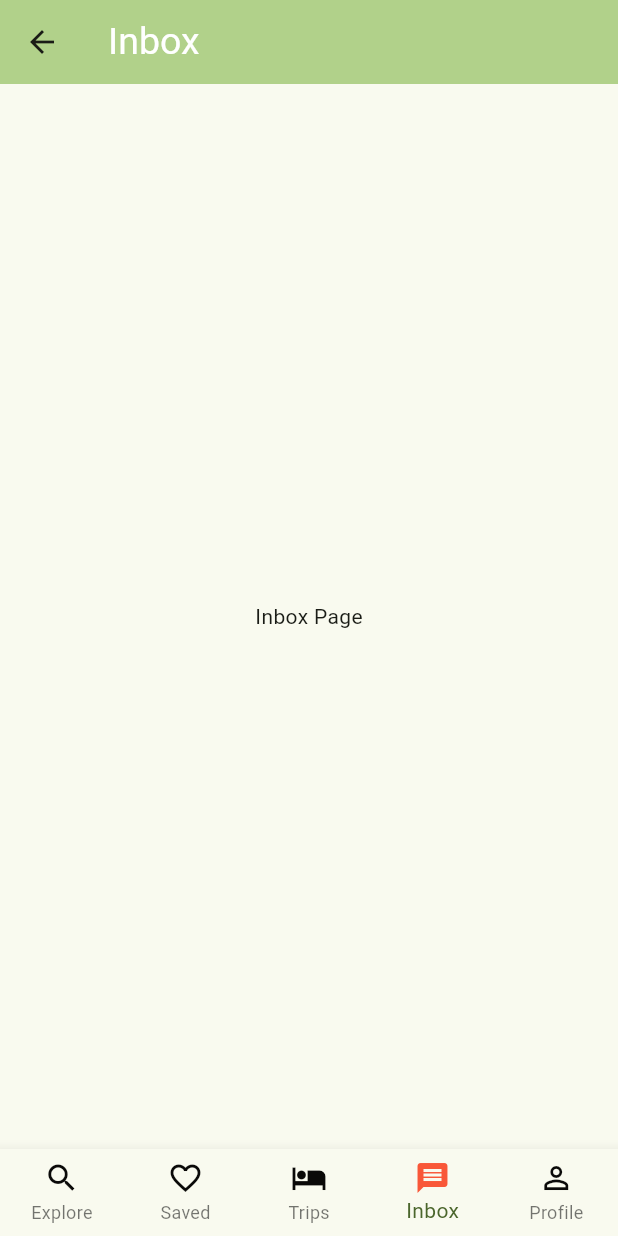
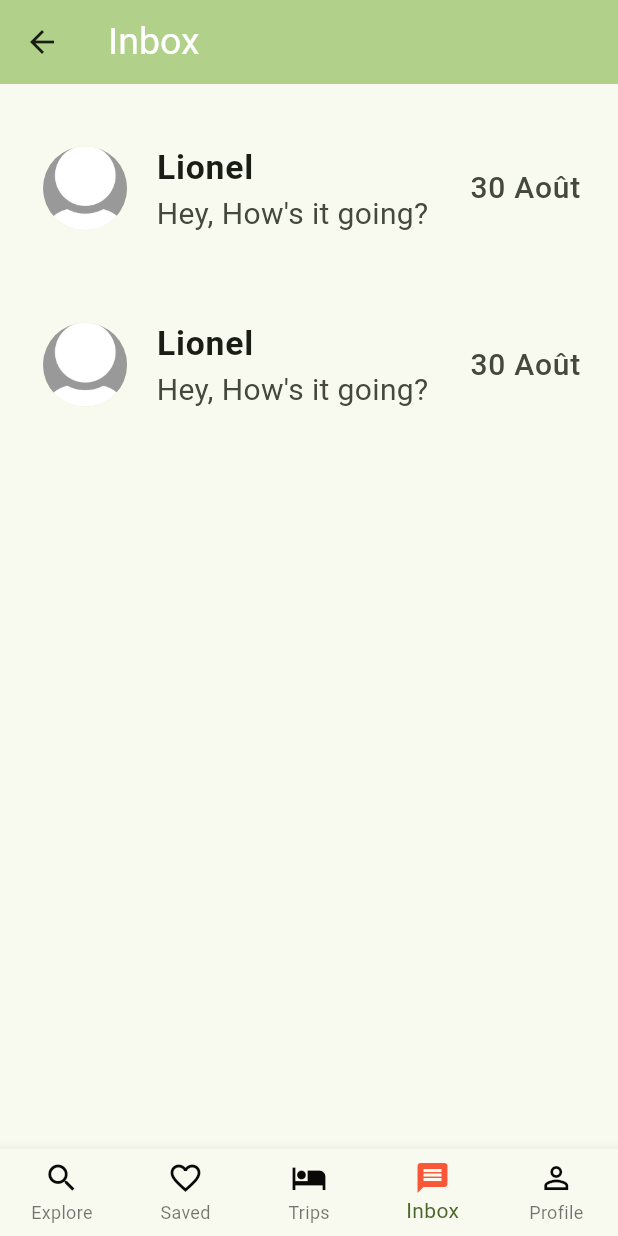
Before and after one commit to Sherli7/allobailleur-repo, a Flutter app: the GuestHomePage screen opened by its route, item 4 of the bottom bar chosen, on a phone screen of 412 x 824 dp. Run offline on Flutter 3.47's test engine with Material 3 defaults, Android fonts, the phone set to English and light mode, and no system bars; our stand-ins replace auto_size_text, flutter_rating_bar, google_maps_flutter, permission_handler.

Commit message:
inBox Page

```diff
--- a/lib/Screens/inboxPage.dart
+++ b/lib/Screens/inboxPage.dart
@@ -1,4 +1,5 @@
 import 'package:flutter/material.dart';
+import 'package:rent_house/Views/ListWidgets.dart';
 
 class InboxPage extends StatefulWidget {
 
@@ -12,9 +13,14 @@ class InboxPage extends StatefulWidget {
 class _MyInboxPageState extends State<InboxPage> {
   @override
   Widget build(BuildContext context) {
-    return const Center(
-      child: Text(
-          'Inbox Page'
+    return Padding(
+      padding: const EdgeInsets.only(top:15.0),
+      child: ListView.builder(
+          itemCount: 2,
+          itemExtent: MediaQuery.of(context).size.height/7,
+          itemBuilder: (context,index){
+            return ConversationListTile();
+          },
       ),
     );
   }
--- a/lib/Views/ListWidgets.dart
+++ b/lib/Views/ListWidgets.dart
@@ -60,3 +60,48 @@ class ReviewListTitleState extends State<ReviewListTitle> {
     );
   }
 }
+
+class ConversationListTile extends StatefulWidget{
+
+  ConversationListTile({super.key});
+
+
+  @override
+  State<ConversationListTile> createState() => ConversationListTileState();
+
+
+}
+
+class ConversationListTileState extends State<ConversationListTile>{
+
+  @override
+  Widget build(BuildContext context) {
+   return ListTile(
+     leading: CircleAvatar(
+       backgroundImage: AssetImage('assets/images/defaultAvatar.jpg'),
+       radius: MediaQuery.of(context).size.width/13.0,
+     ),
+     title: Text(
+       'Lionel',
+       style: TextStyle(
+         fontSize: 22.5,
+         fontWeight: FontWeight.bold
+       ),
+     ),
+     subtitle: Text(
+       'Hey, How\'s it going?',
+       style:TextStyle(
+           fontSize: 20.0,
+       ),
+     ),
+     trailing: Text(
+       '30 Août',
+       style:TextStyle(
+         fontSize: 20.0,
+       ),
+     ),
+     contentPadding: EdgeInsets.fromLTRB(25.0,15.0,25.0,15.0),
+   );
+  }
+
+}
```
